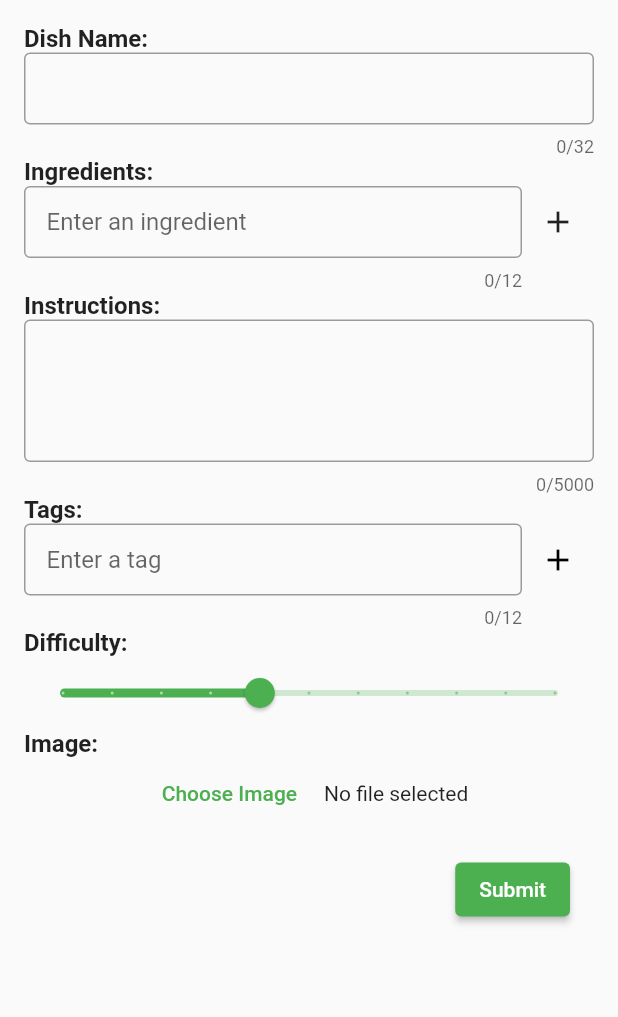
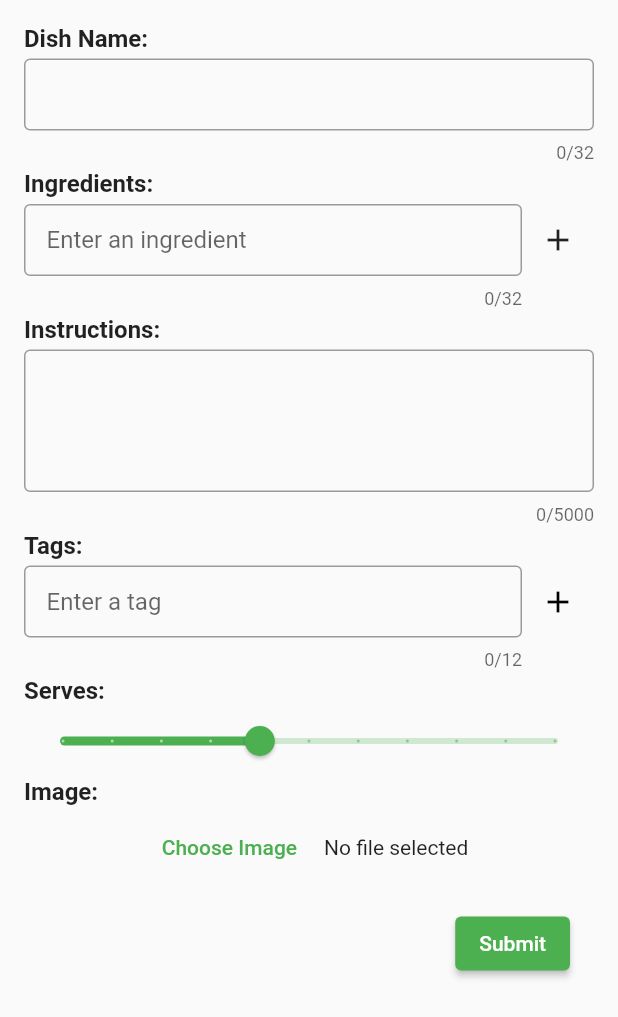
Before and after one commit to canyon-online/Pantry-Pal, a Flutter app: the CreateView widget shown alone on an empty page, opened directly, after a tap on the "add" icon, on a phone screen of 412 x 824 dp. Shown: the top 1017 px of the screen. Run offline on Flutter 3.47's test engine with Material 2 defaults, Android fonts, the phone set to English and light mode, and no system bars; our stand-ins replace dropdown_search, google_sign_in, image_picker, like_button, shared_preferences; accounts and stored records are empty; network calls fail.

Commit message:
Small update to create screen
Slight spacing and string formatting

```diff
--- /dev/null
+++ b/client/lib/utils/StringCap.dart
@@ -0,0 +1,6 @@
+extension CapExtension on String {
+  String get inCaps => '${this[0].toUpperCase()}${this.substring(1)}';
+  String get allInCaps => this.toUpperCase();
+  String get capitalizeFirstofEach =>
+      this.split(' ').map((str) => str.inCaps).join(' ');
+}
--- a/client/lib/widgets/CreateView.dart
+++ b/client/lib/widgets/CreateView.dart
@@ -1,4 +1,4 @@
-import 'package:client/models/Ingredient.dart';
+import 'package:client/utils/StringCap.dart';
 import 'package:client/utils/API.dart';
 import 'package:client/utils/UserProvider.dart';
 import 'package:client/widgets/ImageButton.dart';
@@ -86,9 +86,9 @@ class CreateViewState extends State<CreateView> {
               Provider.of<UserProvider>(context, listen: false).user.token;
 
           final Map<String, dynamic> recipe = {
-            'name': _name.text,
+            'name': _name.text.trim().capitalizeFirstofEach,
             // 'ingredients': Ingredient.toIdString(_ingredients.list),
-            'directions': _directions.text,
+            'directions': _directions.text.trim(),
             'tags': _tags.list.toList(),
             'image': _image.url,
             'difficulty': _currentSliderValue.round()
@@ -114,21 +114,30 @@ class CreateViewState extends State<CreateView> {
           children: <Widget>[
             Text('Dish Name:',
                 style: TextStyle(fontWeight: FontWeight.bold, fontSize: 16)),
+            SizedBox(height: 4),
             _buildNameField(),
+            SizedBox(height: 4),
             Text('Ingredients:',
                 style: TextStyle(fontWeight: FontWeight.bold, fontSize: 16)),
+            SizedBox(height: 4),
             IngredientField(controller: _ingredients),
+            SizedBox(height: 4),
             Text('Instructions:',
                 style: TextStyle(fontWeight: FontWeight.bold, fontSize: 16)),
+            SizedBox(height: 4),
             _buildInstructionsField(),
+            SizedBox(height: 4),
             Text('Tags:',
                 style: TextStyle(fontWeight: FontWeight.bold, fontSize: 16)),
+            SizedBox(height: 4),
             TagField(controller: _tags),
-            Text('Difficulty:',
+            SizedBox(height: 4),
+            Text('Serves:',
                 style: TextStyle(fontWeight: FontWeight.bold, fontSize: 16)),
             _buildSlider(),
             Text('Image:',
                 style: TextStyle(fontWeight: FontWeight.bold, fontSize: 16)),
+            SizedBox(height: 4),
             ImageButton(
               controller: _image,
             ),
--- a/client/lib/widgets/HomeView.dart
+++ b/client/lib/widgets/HomeView.dart
@@ -63,7 +63,7 @@ class HomeViewState extends State<HomeView> {
 
   void _getRecipes(int offset) async {
     List<Recipe> parsedRecipes = await API().getRecipes(_token, offset, limit);
-
+    print(parsedRecipes);
     if (!mounted) return;
     setState(() {
       if (parsedRecipes.length <= 0) {
--- a/client/lib/widgets/IngredientField.dart
+++ b/client/lib/widgets/IngredientField.dart
@@ -1,6 +1,7 @@
 import 'package:client/models/Ingredient.dart';
 import 'package:client/utils/API.dart';
 import 'package:client/utils/UserProvider.dart';
+import 'package:client/utils/StringCap.dart';
 import 'package:client/widgets/TextPill.dart';
 import 'package:flutter/material.dart';
 import 'package:provider/provider.dart';
@@ -23,7 +24,7 @@ class IngredientFieldState extends State<IngredientField> {
   Widget _buildTextField() {
     return TextFormField(
         keyboardType: TextInputType.text,
-        maxLength: 12,
+        maxLength: 32,
         controller: _ingredient,
         // textInputAction: TextInputAction.next,
         decoration: const InputDecoration(
@@ -38,7 +39,7 @@ class IngredientFieldState extends State<IngredientField> {
 
     List<Ingredient> fetchedIngredients =
         await API().getIngredients(token, name);
-
+    print('Searching for $name in the database');
     if (fetchedIngredients.length == 0) {
       print('Could not find $name in the database. Creating it.');
       var response = await API().submitIngredient(token, name);
@@ -66,15 +67,15 @@ class IngredientFieldState extends State<IngredientField> {
               IconButton(
                 icon: Icon(
                   Icons.add,
-                  // color: widget.controller.list.length < 3
-                  //     ? Colors.black
-                  //     : Colors.grey,
                 ),
                 tooltip: 'Add the selected tag',
                 onPressed: () {
-                  addIngredient(token, _ingredient.text);
-                  _ingredient.clear();
-                  print(widget.controller.list);
+                  String text = _ingredient.text.trim();
+                  if (text.length != 0) {
+                    addIngredient(token, text.capitalizeFirstofEach);
+                    _ingredient.clear();
+                    print(widget.controller.list);
+                  }
                 },
               )
             ]),
```
Also changed, not shown: client/lib/utils/API.dart (+10 -12 lines), client/lib/widgets/TagField.dart (+14 -7 lines).
